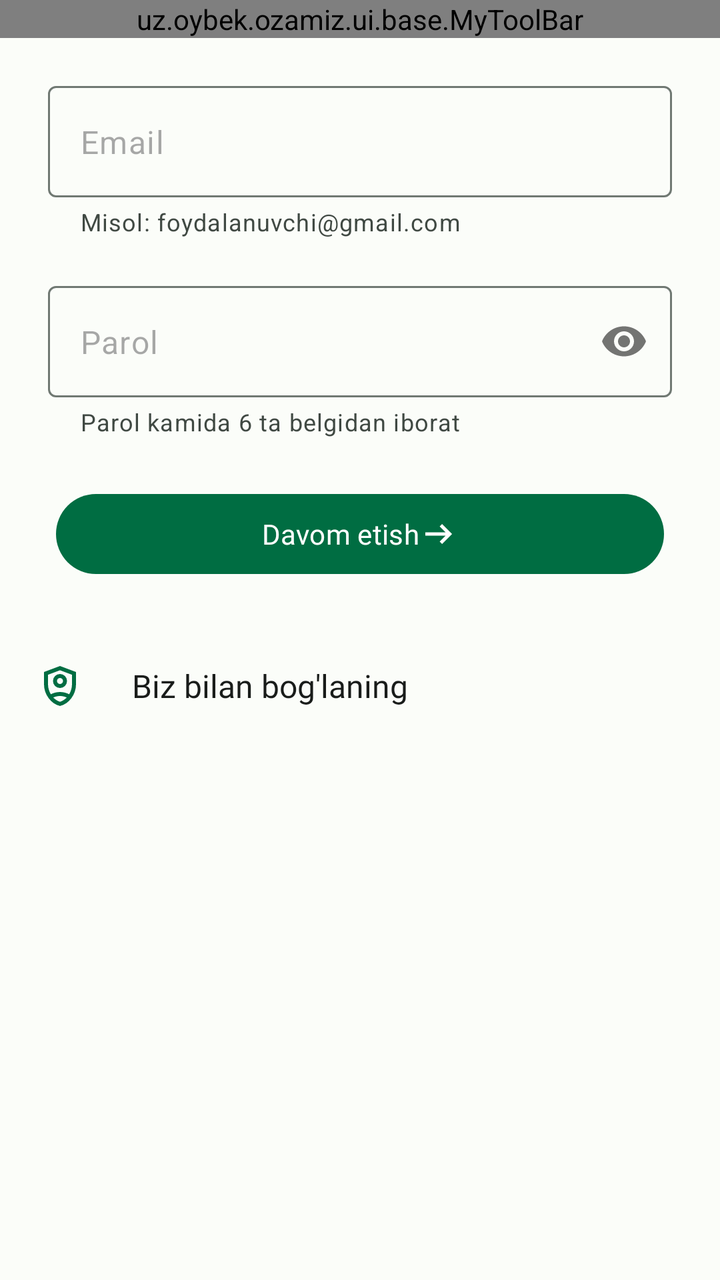
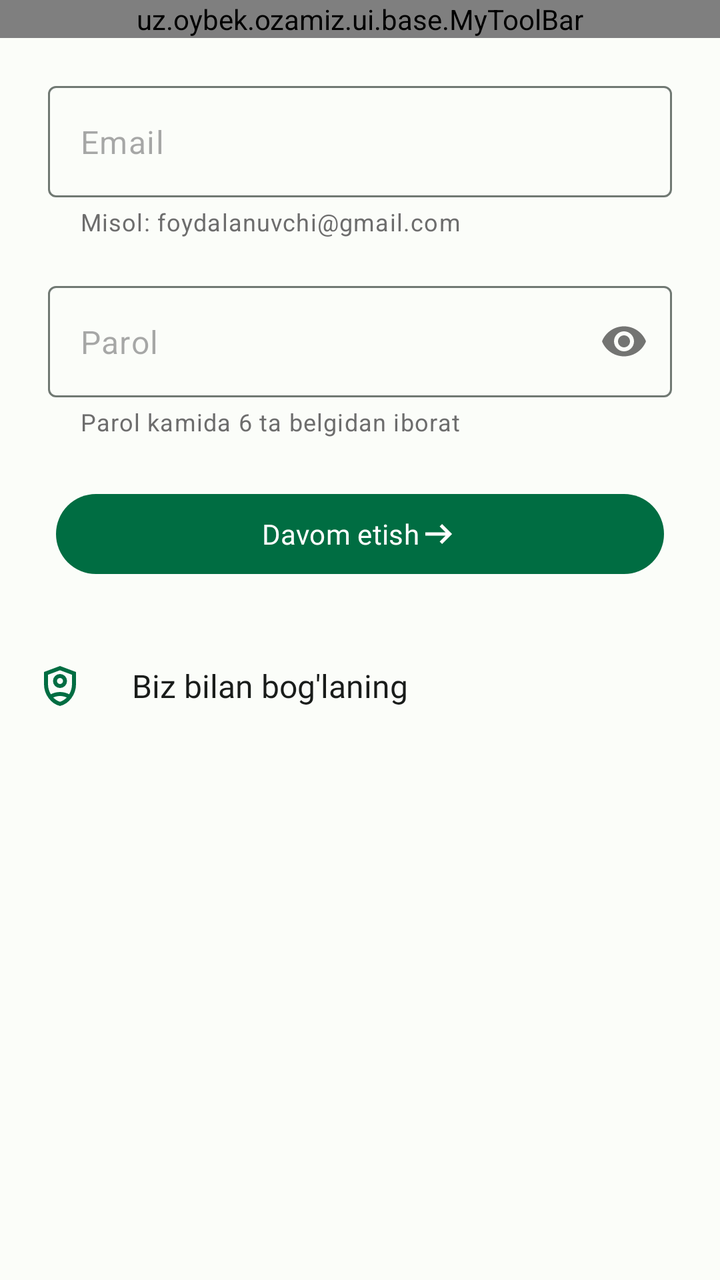

Before-and-after screenshots of an Android layout around one commit, followed by the original layout XML and the change that was made.
<!-- AndroidManifest.xml: application theme Theme.Ozamiz -->
<!-- res/layout/login_gmail_fragment.xml -->
<?xml version="1.0" encoding="utf-8"?>
<layout xmlns:android="http://schemas.android.com/apk/res/android"
    xmlns:app="http://schemas.android.com/apk/res-auto">

    <data>

    </data>

    <LinearLayout
        android:background="?colorSurface"
        android:layout_width="match_parent"
        android:layout_height="match_parent"
        android:orientation="vertical">

        <uz.oybek.ozamiz.ui.base.MyToolBar
            android:id="@+id/toolbar"
            android:layout_width="match_parent"
            android:layout_height="wrap_content"
            app:layout_constraintEnd_toEndOf="parent"
            app:layout_constraintStart_toStartOf="parent"
            app:layout_constraintTop_toTopOf="parent"
            app:title="Email orqali kirish" />

        <com.google.android.material.textfield.TextInputLayout
            android:id="@+id/gmail_view"
            android:layout_width="match_parent"
            android:layout_height="wrap_content"
            android:layout_marginHorizontal="@dimen/dimen_24"
            android:layout_marginTop="@dimen/dimen_24"
            app:helperText="Misol: foydalanuvchi@gmail.com"
            app:hintEnabled="false"
            app:layout_constraintEnd_toEndOf="parent"
            app:layout_constraintStart_toStartOf="parent"
            app:layout_constraintTop_toBottomOf="@+id/textView">

            <com.google.android.material.textfield.TextInputEditText
                android:layout_width="match_parent"
                android:layout_height="wrap_content"
                android:id="@+id/email_view"
                android:hint="Email"
                android:inputType="textEmailAddress" />
        </com.google.android.material.textfield.TextInputLayout>

        <com.google.android.material.textfield.TextInputLayout
            android:id="@+id/password_view"
            android:layout_width="match_parent"
            android:layout_height="wrap_content"
            android:layout_marginHorizontal="@dimen/dimen_24"
            android:layout_marginTop="@dimen/dimen_24"
            app:helperText="Parol kamida 6 ta belgidan iborat"
            app:hintEnabled="false"
            app:passwordToggleEnabled="true"
            app:layout_constraintEnd_toEndOf="parent"
            app:layout_constraintStart_toStartOf="parent"
            app:layout_constraintTop_toBottomOf="@+id/textView">

            <com.google.android.material.textfield.TextInputEditText
                android:layout_width="match_parent"
                android:layout_height="wrap_content"
                android:hint="Parol"
                android:id="@+id/password_lay"
                android:inputType="textPassword" />
        </com.google.android.material.textfield.TextInputLayout>

        <com.google.android.material.button.MaterialButton
            android:id="@+id/continue_button"
            style="@style/FilledButton"
            android:layout_width="match_parent"
            android:layout_height="wrap_content"
            android:layout_margin="@dimen/dimen_24"
            android:layout_marginBottom="160dp"
            android:enabled="true"
            android:text="@string/davom_etish"
            app:icon="@drawable/arrow_right"
            app:iconGravity="textEnd"
            app:layout_constraintBottom_toBottomOf="parent"
            app:layout_constraintEnd_toEndOf="parent"
            app:layout_constraintHorizontal_bias="0.0"
            app:layout_constraintStart_toStartOf="parent" />

        <TextView
            android:id="@+id/boglanish_button"
            style="@style/Text1_16"
            android:layout_width="match_parent"
            android:layout_height="wrap_content"
            android:paddingHorizontal="@dimen/dimen_18"
            android:drawablePadding="@dimen/dimen_24"
            android:gravity="center_vertical"
            android:paddingVertical="@dimen/dimen_14"
            android:text="@string/biz_bilan_bog_lanish"
            android:textColor="?colorOnSurface"
            app:drawableStartCompat="@drawable/admin_ic"
            app:drawableTint="?colorPrimary" />
        <ProgressBar
            android:id="@+id/progress_bar"
            android:layout_width="wrap_content"
            android:layout_height="wrap_content"
            android:layout_gravity="center"
            android:indeterminateTint="?colorPrimary" />

    </LinearLayout>
</layout>
<!-- resources referenced by this layout -->
<resources>
  <dimen name="dimen_14">16dp</dimen>
  <dimen name="dimen_18">18dp</dimen>
  <dimen name="dimen_24">24dp</dimen>
  <string name="davom_etish">Davom etish</string>
  <style name="Base.Ozamiz" parent="Theme.Material3.Light.NoActionBar">
          
          <item name="backgroundColor">@color/md_theme_light_surfaceContainer</item>
          <item name="android:windowBackground">@color/md_theme_light_surfaceContainer</item>
          <item name="android:statusBarColor">@color/md_theme_light_surfaceContainer</item>
          <item name="android:windowLightStatusBar">true</item>
  
          
          <item name="colorPrimary">@color/md_theme_light_primary</item>
          <item name="colorOnPrimary">@color/md_theme_light_onPrimary</item>
          <item name="colorPrimaryContainer">@color/md_theme_light_primaryContainer</item>
          <item name="colorOnPrimaryContainer">@color/md_theme_light_onPrimaryContainer</item>
  
          
          <item name="colorSecondary">@color/md_theme_light_secondary</item>
          <item name="colorOnSecondary">@color/md_theme_light_onSecondary</item>
          <item name="colorSecondaryContainer">@color/md_theme_light_secondaryContainer</item>
          <item name="colorOnSecondaryContainer">@color/md_theme_light_onSecondaryContainer</item>
  
          
          <item name="colorTertiary">@color/md_theme_light_tertiary</item>
          <item name="colorOnTertiary">@color/md_theme_light_onTertiary</item>
          <item name="colorTertiaryContainer">@color/md_theme_light_tertiaryContainer</item>
          <item name="colorOnTertiaryContainer">@color/md_theme_light_onTertiaryContainer</item>
  
          
          <item name="colorError">@color/md_theme_light_error</item>
          <item name="colorOnError">@color/md_theme_light_onError</item>
          <item name="colorErrorContainer">@color/md_theme_light_errorContainer</item>
          <item name="colorOnErrorContainer">@color/md_theme_light_onErrorContainer</item>
  
          
          <item name="colorSurface">@color/md_theme_light_surface</item>
          <item name="colorOnSurface">@color/md_theme_light_onSurface</item>
          <item name="colorSurfaceVariant">@color/md_theme_light_surfaceVariant</item>
          <item name="colorOnSurfaceVariant">@color/md_theme_light_onSurfaceVariant</item>
          <item name="colorOutline">@color/md_theme_light_outline</item>
          <item name="colorOutlineVariant">#C2C8C2</item>
  
          
          <item name="colorSurfaceContainerLowest">@color/md_theme_light_surfaceContainerLowest</item>
          <item name="colorSurfaceContainerLow">@color/md_theme_light_surfaceContainerLow</item>
          <item name="colorSurfaceContainer">@color/md_theme_light_surfaceContainer</item>
          <item name="colorSurfaceContainerHigh">@color/md_theme_light_surfaceContainerHigh</item>
          <item name="colorSurfaceContainerHighest">@color/md_theme_light_surfaceContainerHighest</item>
  
          
          <item name="colorSurfaceInverse">#2E312F</item>
          <item name="colorOnSurfaceInverse">#F0F5F1</item>
  
          
          <item name="contentScrim">#000000</item>
          <item name="android:shadowColor">#006D42</item>
  
          
          <item name="customGreen">#006D42</item>
          <item name="customYellow">#FFB116</item>
      </style>
  <color name="md_theme_light_surfaceContainer">#EFF5EF</color>
  <color name="md_theme_light_primary">#006D42</color>
  <color name="md_theme_light_tertiary">#3A646F</color>
  <color name="md_theme_light_error">#BA1A1A</color>
  <color name="md_theme_light_onError">#FFFFFF</color>
  <color name="md_theme_light_surface">#FBFDF9</color>
  <color name="md_theme_light_onSurface">#191C1A</color>
  <color name="md_theme_light_onSurfaceVariant">#404943</color>
  <color name="md_theme_light_outline">#707973</color>
  <color name="md_theme_light_surfaceContainerLow">#F5FBF5</color>
  <color name="md_theme_light_surfaceContainerHigh">#E9EFE9</color>
  <color name="md_theme_light_surfaceContainerHighest">#E3E9E3</color>
  <!-- unchanged entries left out for length: 20 -->
</resources>

<!-- the commit's change to res/layout/login_gmail_fragment.xml (unified diff, before → after) -->
@@ -16,9 +16,6 @@
             android:id="@+id/toolbar"
             android:layout_width="match_parent"
             android:layout_height="wrap_content"
-            app:layout_constraintEnd_toEndOf="parent"
-            app:layout_constraintStart_toStartOf="parent"
-            app:layout_constraintTop_toTopOf="parent"
             app:title="Email orqali kirish" />
 
         <com.google.android.material.textfield.TextInputLayout
@@ -28,10 +25,7 @@
             android:layout_marginHorizontal="@dimen/dimen_24"
             android:layout_marginTop="@dimen/dimen_24"
             app:helperText="Misol: foydalanuvchi@gmail.com"
-            app:hintEnabled="false"
-            app:layout_constraintEnd_toEndOf="parent"
-            app:layout_constraintStart_toStartOf="parent"
-            app:layout_constraintTop_toBottomOf="@+id/textView">
+            app:hintEnabled="false">
 
             <com.google.android.material.textfield.TextInputEditText
                 android:layout_width="match_parent"
@@ -49,10 +43,7 @@
             android:layout_marginTop="@dimen/dimen_24"
             app:helperText="Parol kamida 6 ta belgidan iborat"
             app:hintEnabled="false"
-            app:passwordToggleEnabled="true"
-            app:layout_constraintEnd_toEndOf="parent"
-            app:layout_constraintStart_toStartOf="parent"
-            app:layout_constraintTop_toBottomOf="@+id/textView">
+            app:passwordToggleEnabled="true">
 
             <com.google.android.material.textfield.TextInputEditText
                 android:layout_width="match_parent"
@@ -68,15 +59,10 @@
             android:layout_width="match_parent"
             android:layout_height="wrap_content"
             android:layout_margin="@dimen/dimen_24"
-            android:layout_marginBottom="160dp"
             android:enabled="true"
             android:text="@string/davom_etish"
             app:icon="@drawable/arrow_right"
-            app:iconGravity="textEnd"
-            app:layout_constraintBottom_toBottomOf="parent"
-            app:layout_constraintEnd_toEndOf="parent"
-            app:layout_constraintHorizontal_bias="0.0"
-            app:layout_constraintStart_toStartOf="parent" />
+            app:iconGravity="textEnd" />
 
         <TextView
             android:id="@+id/boglanish_button"
<!-- resource entries referenced after the edit -->
@@ -35,11 +35,10 @@
           <item name="colorErrorContainer">@color/md_theme_light_errorContainer</item>
           <item name="colorOnErrorContainer">@color/md_theme_light_onErrorContainer</item>
   
-          
           <item name="colorSurface">@color/md_theme_light_surface</item>
           <item name="colorOnSurface">@color/md_theme_light_onSurface</item>
           <item name="colorSurfaceVariant">@color/md_theme_light_surfaceVariant</item>
-          <item name="colorOnSurfaceVariant">@color/md_theme_light_onSurfaceVariant</item>
+          <item name="colorOnSurfaceVariant">#6D6D6D</item>
           <item name="colorOutline">@color/md_theme_light_outline</item>
           <item name="colorOutlineVariant">#C2C8C2</item>
   
@@ -62,18 +61,17 @@
           <item name="customGreen">#006D42</item>
           <item name="customYellow">#FFB116</item>
       </style>
-  <color name="md_theme_light_surfaceContainer">#EFF5EF</color>
+  <color name="md_theme_light_surfaceContainer">#EBEBEB</color>
   <color name="md_theme_light_primary">#006D42</color>
   <color name="md_theme_light_tertiary">#3A646F</color>
   <color name="md_theme_light_error">#BA1A1A</color>
   <color name="md_theme_light_onError">#FFFFFF</color>
   <color name="md_theme_light_surface">#FBFDF9</color>
   <color name="md_theme_light_onSurface">#191C1A</color>
-  <color name="md_theme_light_onSurfaceVariant">#404943</color>
   <color name="md_theme_light_outline">#707973</color>
-  <color name="md_theme_light_surfaceContainerLow">#F5FBF5</color>
-  <color name="md_theme_light_surfaceContainerHigh">#E9EFE9</color>
-  <color name="md_theme_light_surfaceContainerHighest">#E3E9E3</color>
+  <color name="md_theme_light_surfaceContainerLow">#F8F8F8</color>
+  <color name="md_theme_light_surfaceContainerHigh">#F1F1F1</color>
+  <color name="md_theme_light_surfaceContainerHighest">#E6E6E6</color>
   <!-- unchanged entries left out for length: 20 -->
 </resources>
 
